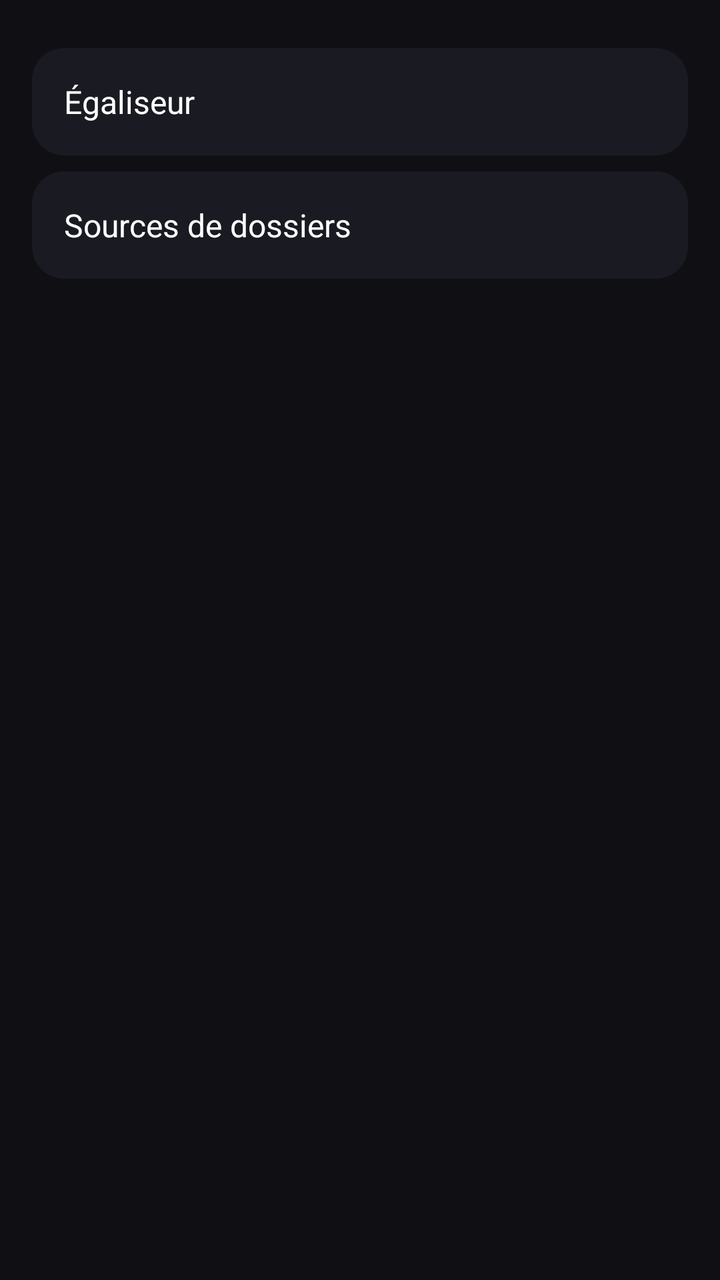
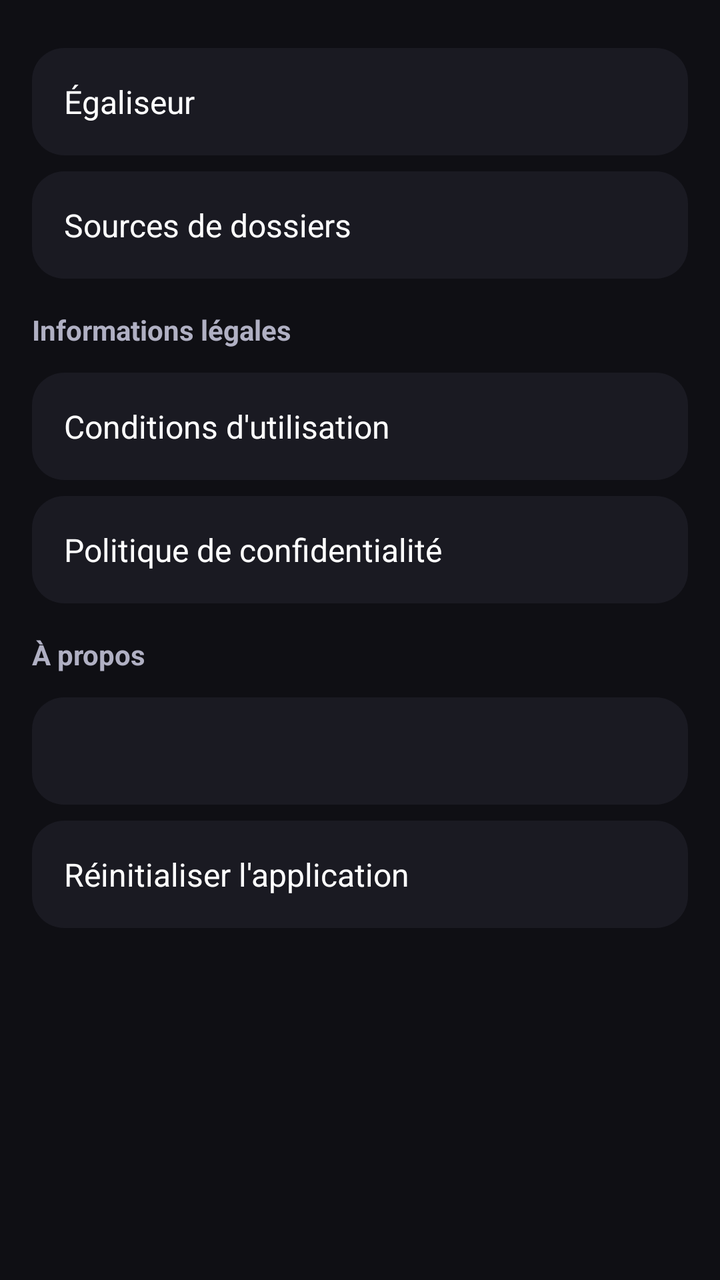

The first picture is an Android layout as it rendered before a commit; the second is the same layout after the commit. The layout source and the unified diff follow.
<!-- AndroidManifest.xml: application theme Theme.Melodie -->
<!-- res/layout/fragment_library_settings.xml -->
<?xml version="1.0" encoding="utf-8"?>
<androidx.core.widget.NestedScrollView xmlns:android="http://schemas.android.com/apk/res/android"
    android:layout_width="match_parent"
    android:layout_height="match_parent"
    android:background="@color/bg_dark">

    <LinearLayout
        android:layout_width="match_parent"
        android:layout_height="wrap_content"
        android:orientation="vertical"
        android:padding="16dp">

        <TextView
            android:id="@+id/settings_eq"
            style="@style/SettingsItem"
            android:text="@string/settings_equalizer" />

        <TextView
            android:id="@+id/settings_folders"
            style="@style/SettingsItem"
            android:text="@string/settings_folders" />


    </LinearLayout>
</androidx.core.widget.NestedScrollView>
<!-- resources referenced by this layout -->
<resources>
  <color name="bg_dark">#0F0F14</color>
  <string name="settings_equalizer">Égaliseur</string>
  <string name="settings_folders">Sources de dossiers</string>
  <style name="SettingsItem">
          <item name="android:layout_width">match_parent</item>
          <item name="android:layout_height">wrap_content</item>
          <item name="android:padding">16dp</item>
          <item name="android:layout_marginTop">8dp</item>
          <item name="android:textColor">@color/text_primary</item>
          <item name="android:textSize">16sp</item>
          <item name="android:background">@drawable/bg_card_rounded</item>
          <item name="android:clickable">true</item>
          <item name="android:focusable">true</item>
          <item name="android:foreground">?attr/selectableItemBackground</item>
      </style>
  <style name="Theme.Melodie" parent="Theme.Material3.Dark.NoActionBar">
          <item name="colorPrimary">@color/melodie_purple</item>
          <item name="colorOnPrimary">@color/white</item>
          <item name="colorSecondary">@color/audio_cyan</item>
          <item name="colorOnSecondary">@color/black</item>
          <item name="colorTertiary">@color/energy_green</item>
          <item name="colorOnTertiary">@color/black</item>
  
          <item name="android:colorBackground">@color/bg_dark</item>
          <item name="colorSurface">@color/surface</item>
          <item name="colorSurfaceVariant">@color/surface_variant</item>
          <item name="colorOnBackground">@color/text_primary</item>
          <item name="colorOnSurface">@color/text_primary</item>
          <item name="colorOnSurfaceVariant">@color/text_secondary</item>
  
          <item name="android:statusBarColor">@color/bg_dark</item>
          <item name="android:navigationBarColor">@color/bg_dark</item>
          <item name="android:windowLightStatusBar">false</item>
      </style>
  <color name="text_primary">#FFFFFF</color>
  <!-- drawable bg_card_rounded (drawable) -->
  <shape xmlns:android="http://schemas.android.com/apk/res/android"
      android:shape="rectangle">
      <solid android:color="@color/surface" />
      <corners android:radius="16dp" />
  </shape>
  <color name="melodie_purple">#7C4DFF</color>
  <color name="white">#FFFFFFFF</color>
  <color name="audio_cyan">#00D4FF</color>
  <color name="black">#FF000000</color>
  <color name="energy_green">#00E5A8</color>
  <color name="surface">#1A1A22</color>
  <color name="surface_variant">#232333</color>
  <color name="text_secondary">#B0B0C3</color>
</resources>

<!-- the commit's change to res/layout/fragment_library_settings.xml (unified diff, before → after) -->
@@ -20,6 +20,35 @@
             style="@style/SettingsItem"
             android:text="@string/settings_folders" />
 
+        <TextView
+            style="@style/SettingsSectionTitle"
+            android:text="@string/settings_legal_info" />
+
+        <TextView
+            android:id="@+id/settings_legal_terms"
+            style="@style/SettingsItem"
+            android:text="@string/settings_legal_terms" />
+
+        <TextView
+            android:id="@+id/settings_legal_privacy"
+            style="@style/SettingsItem"
+            android:text="@string/settings_legal_privacy" />
+
+        <TextView
+            style="@style/SettingsSectionTitle"
+            android:text="@string/settings_about" />
+
+        <TextView
+            android:id="@+id/settings_app_version"
+            style="@style/SettingsItem"
+            android:clickable="false"
+            android:focusable="false" />
+
+        <TextView
+            android:id="@+id/settings_reset_app"
+            style="@style/SettingsItem"
+            android:text="@string/settings_reset_app" />
+
 
     </LinearLayout>
 </androidx.core.widget.NestedScrollView>
<!-- resource entries referenced after the edit -->
@@ -1,8 +1,13 @@
 <!-- resources referenced by this layout -->
 <resources>
   <color name="bg_dark">#0F0F14</color>
+  <string name="settings_about">À propos</string>
   <string name="settings_equalizer">Égaliseur</string>
   <string name="settings_folders">Sources de dossiers</string>
+  <string name="settings_legal_info">Informations légales</string>
+  <string name="settings_legal_privacy">Politique de confidentialité</string>
+  <string name="settings_legal_terms">Conditions d\'utilisation</string>
+  <string name="settings_reset_app">Réinitialiser l\'application</string>
   <style name="SettingsItem">
           <item name="android:layout_width">match_parent</item>
           <item name="android:layout_height">wrap_content</item>
@@ -14,6 +19,15 @@
           <item name="android:clickable">true</item>
           <item name="android:focusable">true</item>
           <item name="android:foreground">?attr/selectableItemBackground</item>
+      </style>
+  <style name="SettingsSectionTitle">
+          <item name="android:layout_width">match_parent</item>
+          <item name="android:layout_height">wrap_content</item>
+          <item name="android:layout_marginTop">16dp</item>
+          <item name="android:layout_marginBottom">4dp</item>
+          <item name="android:textColor">@color/text_secondary</item>
+          <item name="android:textStyle">bold</item>
+          <item name="android:textSize">14sp</item>
       </style>
   <style name="Theme.Melodie" parent="Theme.Material3.Dark.NoActionBar">
           <item name="colorPrimary">@color/melodie_purple</item>
